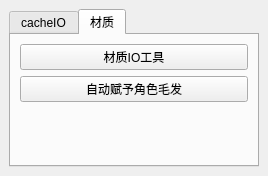
First picture: the form in seer7_setup.ui, repository rupengfei/TD_code, before the edit.
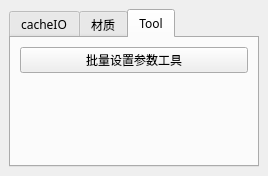
Second picture: the form after the edit.

Commit message: 增加按键

Diff of the .ui file:
```diff
--- a/seer7_setup.ui
+++ b/seer7_setup.ui
@@ -27,14 +27,23 @@
 alternate-background-color: rgb(255, 255, 127);</string>
   </property>
   <widget class="QWidget" name="centralwidget">
-   <layout class="QVBoxLayout" name="verticalLayout">
-    <item>
+   <layout class="QGridLayout" name="gridLayout_2">
+    <item row="0" column="0">
      <widget class="QTabWidget" name="tabWidget">
+      <property name="font">
+       <font>
+        <family>Bahnschrift Light</family>
+        <pointsize>9</pointsize>
+        <weight>3</weight>
+        <italic>false</italic>
+        <bold>false</bold>
+       </font>
+      </property>
       <property name="styleSheet">
        <string notr="true"/>
       </property>
       <property name="currentIndex">
-       <number>1</number>
+       <number>2</number>
       </property>
       <widget class="QWidget" name="tab1">
        <attribute name="title">
@@ -140,6 +149,36 @@
         </item>
        </layout>
       </widget>
+      <widget class="QWidget" name="tab">
+       <attribute name="title">
+        <string>Tool</string>
+       </attribute>
+       <layout class="QGridLayout" name="gridLayout_3">
+        <item row="0" column="0">
+         <widget class="QPushButton" name="btn_setAttr_tool">
+          <property name="toolTip">
+           <string>&lt;html&gt;&lt;head/&gt;&lt;body&gt;&lt;p&gt;材质传递工具&lt;/p&gt;&lt;p&gt;使用说明请前往工具介绍&lt;/p&gt;&lt;/body&gt;&lt;/html&gt;</string>
+          </property>
+          <property name="text">
+           <string>批量设置参数工具</string>
+          </property>
+         </widget>
+        </item>
+        <item row="1" column="0">
+         <spacer name="verticalSpacer_3">
+          <property name="orientation">
+           <enum>Qt::Vertical</enum>
+          </property>
+          <property name="sizeHint" stdset="0">
+           <size>
+            <width>20</width>
+            <height>83</height>
+           </size>
+          </property>
+         </spacer>
+        </item>
+       </layout>
+      </widget>
      </widget>
     </item>
    </layout>
```
The commit also changes 1 other file.
